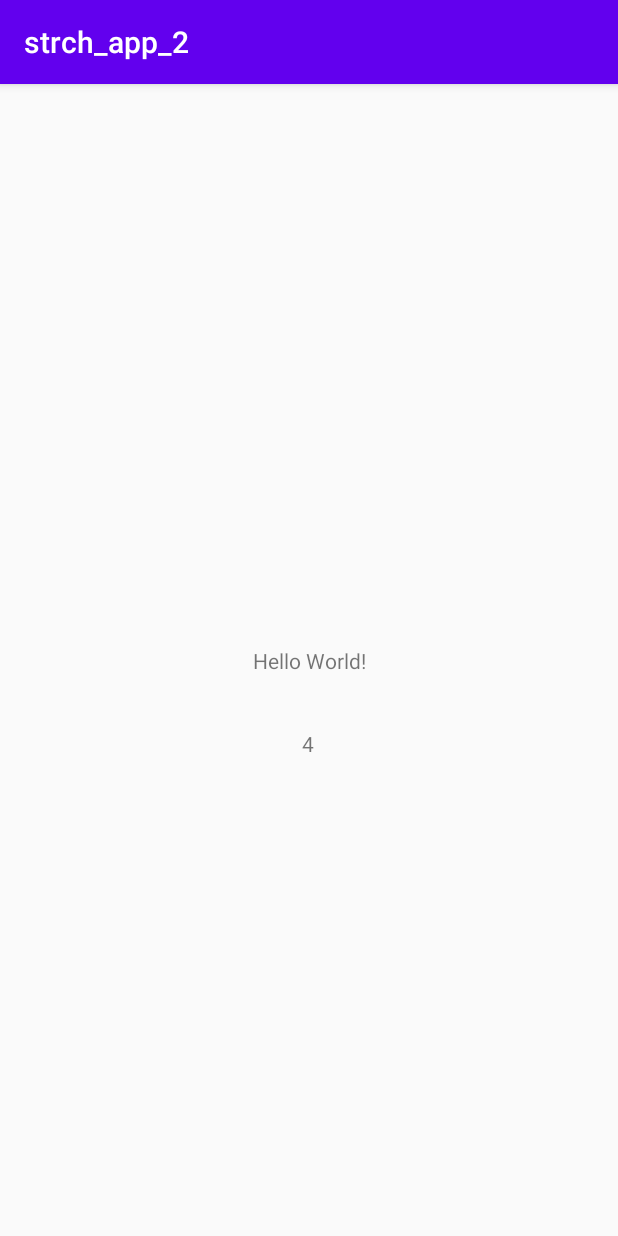
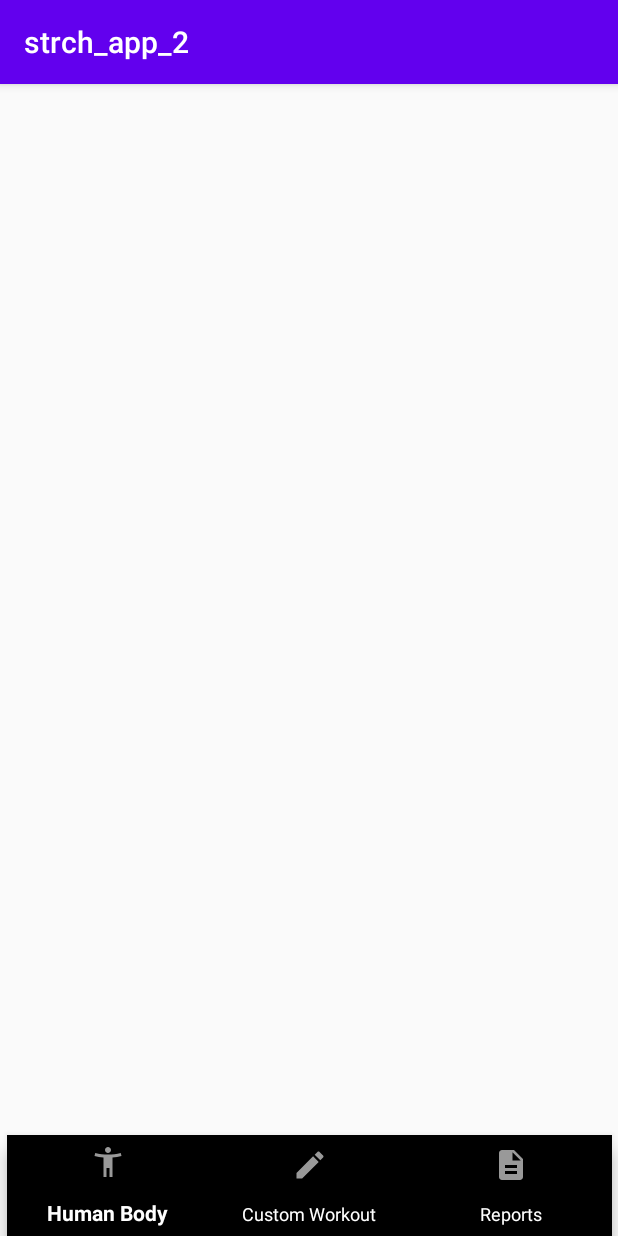
Before and after one commit to Shivang14/strch_app_2, an Android app: the screen it shows after launch (MainActivity), on a phone screen of 412 x 824 dp. Run offline under Robolectric (Android 15) with nearby library versions, the phone set to English and light mode, and no system bars.

Commit message:
Commiting Bottom Navigation View w/Buttons and Icons.
Currently the buttons don't do anything.

```diff
--- a/app/build.gradle
+++ b/app/build.gradle
@@ -26,6 +26,7 @@ dependencies {
     implementation fileTree(dir: "libs", include: ["*.jar"])
     implementation 'androidx.appcompat:appcompat:1.1.0'
     implementation 'androidx.constraintlayout:constraintlayout:1.1.3'
+    implementation 'com.google.android.material:material:1.1.0'
     testImplementation 'junit:junit:4.12'
     androidTestImplementation 'androidx.test.ext:junit:1.1.1'
     androidTestImplementation 'androidx.test.espresso:espresso-core:3.2.0'
--- a/app/src/main/java/com/example/strch_app_2/MainActivity.java
+++ b/app/src/main/java/com/example/strch_app_2/MainActivity.java
@@ -1,14 +1,42 @@
 package com.example.strch_app_2;
 
+import androidx.annotation.NonNull;
 import androidx.appcompat.app.AppCompatActivity;
 
 import android.os.Bundle;
+import android.view.MenuItem;
+import android.widget.Toast;
 
-public class MainActivity extends AppCompatActivity {
+import com.google.android.material.bottomnavigation.BottomNavigationMenu;
+import com.google.android.material.bottomnavigation.BottomNavigationView;
+
+public class MainActivity extends AppCompatActivity
+{
 
     @Override
-    protected void onCreate(Bundle savedInstanceState) {
+    protected void onCreate(Bundle savedInstanceState)
+    {
         super.onCreate(savedInstanceState);
         setContentView(R.layout.activity_main);
+        BottomNavigationView bottomNavigationView = (BottomNavigationView) findViewById(R.id.bottom_navigation);
+        bottomNavigationView.setOnNavigationItemReselectedListener(new BottomNavigationView.OnNavigationItemReselectedListener()
+        {
+            @Override
+            public void  onNavigationItemReselected(@NonNull MenuItem item)
+            {
+                switch (item.getItemId()) {
+                    case R.id.action_human_body:
+                        Toast.makeText(MainActivity.this, "Human Body", Toast.LENGTH_SHORT).show();
+                        break;
+                    case R.id.action_custom_workout:
+                        Toast.makeText(MainActivity.this, "Custom Workout", Toast.LENGTH_SHORT).show();
+                        break;
+                    case R.id.action_reports:
+                        Toast.makeText(MainActivity.this, "Report", Toast.LENGTH_SHORT).show();
+                        break;
+                }
+
+            }
+        });
     }
 }
--- /dev/null
+++ b/app/src/main/res/drawable-anydpi/ic_custom_workout.xml
@@ -0,0 +1,11 @@
+<vector xmlns:android="http://schemas.android.com/apk/res/android"
+    android:width="24dp"
+    android:height="24dp"
+    android:viewportWidth="24"
+    android:viewportHeight="24"
+    android:tint="#333333"
+    android:alpha="0.6">
+  <path
+      android:fillColor="@android:color/white"
+      android:pathData="M3,17.25V21h3.75L17.81,9.94l-3.75,-3.75L3,17.25zM20.71,7.04c0.39,-0.39 0.39,-1.02 0,-1.41l-2.34,-2.34c-0.39,-0.39 -1.02,-0.39 -1.41,0l-1.83,1.83 3.75,3.75 1.83,-1.83z"/>
+</vector>
--- /dev/null
+++ b/app/src/main/res/drawable-anydpi/ic_human_body.xml
@@ -0,0 +1,11 @@
+<vector xmlns:android="http://schemas.android.com/apk/res/android"
+    android:width="24dp"
+    android:height="24dp"
+    android:viewportWidth="24"
+    android:viewportHeight="24"
+    android:tint="#333333"
+    android:alpha="0.6">
+  <path
+      android:fillColor="@android:color/white"
+      android:pathData="M20.5,6c-2.61,0.7 -5.67,1 -8.5,1s-5.89,-0.3 -8.5,-1L3,8c1.86,0.5 4,0.83 6,1v13h2v-6h2v6h2V9c2,-0.17 4.14,-0.5 6,-1l-0.5,-2zM12,6c1.1,0 2,-0.9 2,-2s-0.9,-2 -2,-2 -2,0.9 -2,2 0.9,2 2,2z"/>
+</vector>
--- /dev/null
+++ b/app/src/main/res/drawable-anydpi/ic_reports.xml
@@ -0,0 +1,11 @@
+<vector xmlns:android="http://schemas.android.com/apk/res/android"
+    android:width="24dp"
+    android:height="24dp"
+    android:viewportWidth="24"
+    android:viewportHeight="24"
+    android:tint="#333333"
+    android:alpha="0.6">
+  <path
+      android:fillColor="@android:color/white"
+      android:pathData="M14,2L6,2c-1.1,0 -1.99,0.9 -1.99,2L4,20c0,1.1 0.89,2 1.99,2L18,22c1.1,0 2,-0.9 2,-2L20,8l-6,-6zM16,18L8,18v-2h8v2zM16,14L8,14v-2h8v2zM13,9L13,3.5L18.5,9L13,9z"/>
+</vector>
--- a/app/src/main/res/layout/activity_main.xml
+++ b/app/src/main/res/layout/activity_main.xml
@@ -6,26 +6,17 @@
     android:layout_height="match_parent"
     tools:context=".MainActivity">
 
-    <TextView
-        android:id="@+id/textView2"
-        android:layout_width="wrap_content"
-        android:layout_height="wrap_content"
-        android:text="Hello World!"
-        app:layout_constraintBottom_toBottomOf="parent"
-        app:layout_constraintLeft_toLeftOf="parent"
-        app:layout_constraintRight_toRightOf="parent"
-        app:layout_constraintTop_toTopOf="parent" />
-
-    <TextView
-        android:id="@+id/textView"
-        android:layout_width="wrap_content"
-        android:layout_height="wrap_content"
-        android:text="4"
+    <com.google.android.material.bottomnavigation.BottomNavigationView
+        android:id="@+id/bottom_navigation"
+        android:layout_width="403dp"
+        android:layout_height="67dp"
         app:layout_constraintBottom_toBottomOf="parent"
         app:layout_constraintEnd_toEndOf="parent"
-        app:layout_constraintHorizontal_bias="0.498"
         app:layout_constraintStart_toStartOf="parent"
         app:layout_constraintTop_toTopOf="parent"
-        app:layout_constraintVertical_bias="0.574" />
-
+        app:layout_constraintVertical_bias="1.0"
+        app:menu="@menu/bottom_nav_menu"
+        app:itemBackground="#FFFFFF"
+        app:itemIconTint="@android:color/white"
+        app:itemTextColor="@android:color/white"/>
 </androidx.constraintlayout.widget.ConstraintLayout>
--- /dev/null
+++ b/app/src/main/res/menu/bottom_nav_menu.xml
@@ -0,0 +1,24 @@
+<?xml version="1.0" encoding="utf-8"?>
+<menu xmlns:android="http://schemas.android.com/apk/res/android">
+        <item
+            android:id = "@+id/action_human_body"
+            android:enabled="true"
+            android:icon="@drawable/ic_human_body"
+            android:title="@string/human_body"
+            />
+        <item
+            android:id = "@+id/action_custom_workout"
+            android:enabled="true"
+            android:icon="@drawable/ic_custom_workout"
+            android:title="@string/custom_workout"
+            />
+        <item
+            android:id = "@+id/action_reports"
+            android:enabled="true"
+            android:icon="@drawable/ic_reports"
+            android:title="@string/reports"
+            />
+
+
+
+</menu>
--- a/app/src/main/res/values/strings.xml
+++ b/app/src/main/res/values/strings.xml
@@ -1,3 +1,6 @@
 <resources>
     <string name="app_name">strch_app_2</string>
+    <string name="human_body">Human Body</string>
+    <string name="custom_workout">Custom Workout</string>
+    <string name="reports">Reports</string>
 </resources>
```
Also changed, not shown: app/src/main/res/drawable-hdpi/ic_custom_workout.png (added), app/src/main/res/drawable-hdpi/ic_human_body.png (added), app/src/main/res/drawable-hdpi/ic_reports.png (added), app/src/main/res/drawable-mdpi/ic_custom_workout.png (added), app/src/main/res/drawable-mdpi/ic_human_body.png (added), app/src/main/res/drawable-mdpi/ic_reports.png (added), app/src/main/res/drawable-xhdpi/ic_custom_workout.png (added), app/src/main/res/drawable-xhdpi/ic_human_body.png (added), app/src/main/res/drawable-xhdpi/ic_reports.png (added), app/src/main/res/drawable-xxhdpi/ic_custom_workout.png (added), app/src/main/res/drawable-xxhdpi/ic_human_body.png (added), app/src/main/res/drawable-xxhdpi/ic_reports.png (added).
